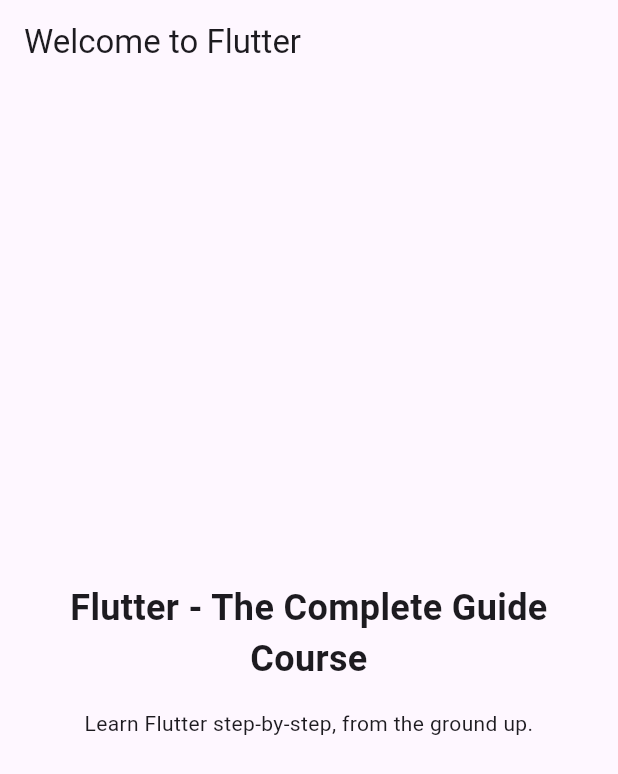
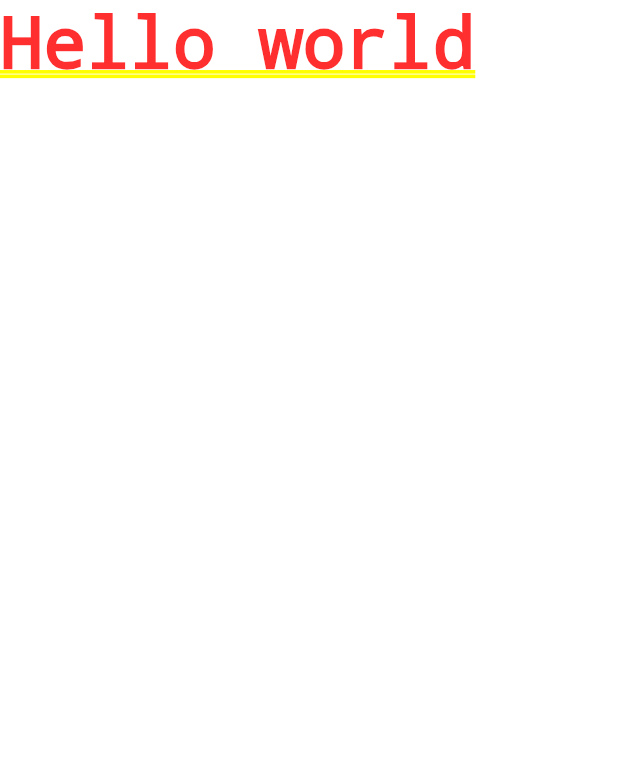
Before and after one commit to ifanashari/flutter-firs-app, a Flutter app: the screen it shows after launch, on a phone screen of 412 x 824 dp. Shown: the top 774 px of the screen. Run offline on Flutter 3.47's test engine with Material 3 defaults, Android fonts, the phone set to English and light mode, and no system bars.

Commit message:
feat: widget text

```diff
--- a/lib/main.dart
+++ b/lib/main.dart
@@ -1,54 +1,5 @@
 import 'package:flutter/material.dart';
 
 void main() {
-  runApp(const MyApp());
+  runApp(const MaterialApp(home: Text('Hello world')));
 }
-
-// With Flutter, you create user interfaces by combining "widgets"
-// You'll learn all about them (and much more) throughout this course!
-class MyApp extends StatelessWidget {
-  const MyApp({super.key});
-
-  // Every custom widget must have a build() method
-  // It tells Flutter, which widgets make up your custom widget
-  // Again: You'll learn all about that throughout the course!
-  @override
-  Widget build(BuildContext context) {
-    // Below, a bunch of built-in widgets are used (provided by Flutter)
-    // They will be explained in the next sections
-    // In this course, you will, of course, not just use them a lot but
-    // also learn about many other widgets!
-    return MaterialApp(
-      title: 'Flutter First App',
-      theme: ThemeData(useMaterial3: true),
-      home: Scaffold(
-        appBar: AppBar(
-          title: const Text('Welcome to Flutter'),
-        ),
-        body: Container(
-          width: double.infinity,
-          padding: const EdgeInsets.all(12),
-          child: Column(
-            mainAxisAlignment: MainAxisAlignment.center,
-            crossAxisAlignment: CrossAxisAlignment.center,
-            children: const [
-              Text(
-                'Flutter - The Complete Guide Course',
-                textAlign: TextAlign.center,
-                style: TextStyle(
-                  fontSize: 24,
-                  fontWeight: FontWeight.bold,
-                ),
-              ),
-              SizedBox(height: 16),
-              Text(
-                'Learn Flutter step-by-step, from the ground up.',
-                textAlign: TextAlign.center,
-              ),
-            ],
-          ),
-        ),
-      ),
-    );
-  }
-}
```
